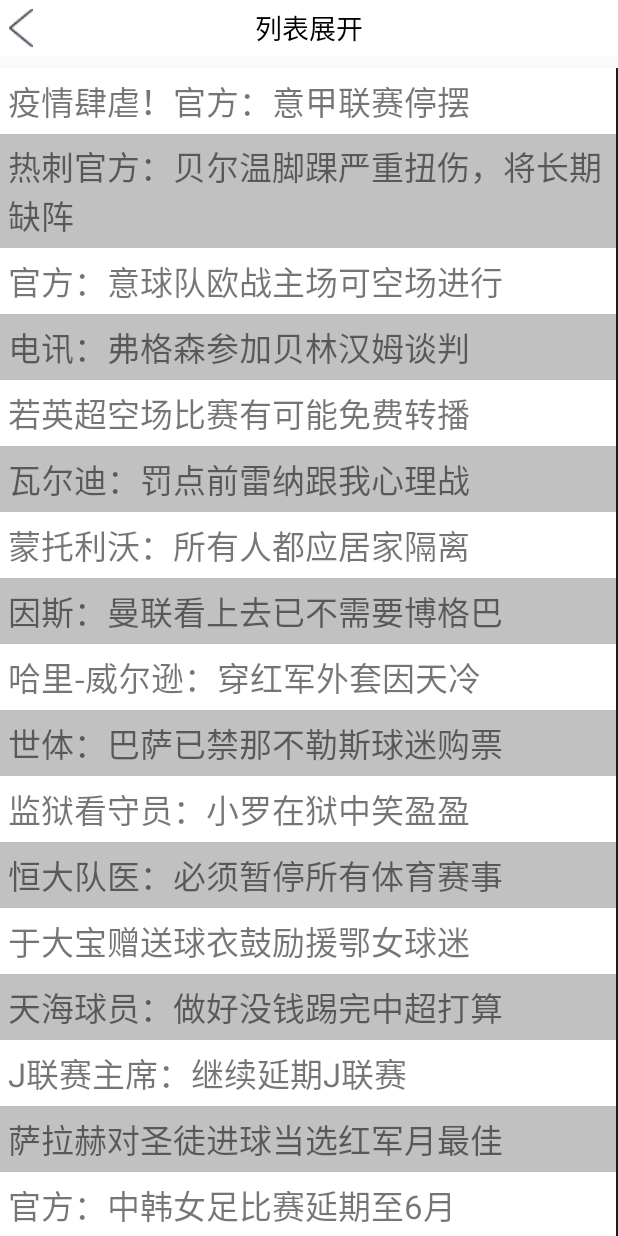
After one commit to xinshengBoy/SimpleDemo3, an Android app: the RecyclerItemOpenActivity screen opened directly, with no data from a screen before it, on a phone screen of 412 x 824 dp. The commit adds this screen. Run offline under Robolectric (Android 15) with nearby library versions, the phone set to English and light mode, and no system bars; libraries missing offline, so code that uses them is left out: com.github.promeg.pinyinhelper, com.github.promeg.tinypinyin; pictures from the network do not load; 2 statements that could not run were skipped.

Commit message:
新增recyclerview的列表展开功能和将汉字转换成拼音的功能

```diff
--- a/app/build.gradle
+++ b/app/build.gradle
@@ -66,4 +66,7 @@
     api 'com.github.yhaolpz:FloatWindow:1.0.9'
     //搜索框
     api 'com.github.a237821375:LtEditSpinner:v1.1'
+    //汉字转拼音
+    api 'com.github.promeg:tinypinyin:2.0.3'
+    api 'com.github.promeg:tinypinyin-lexicons-android-cncity:2.0.3'
 }
--- a/app/src/main/AndroidManifest.xml
+++ b/app/src/main/AndroidManifest.xml
@@ -202,6 +202,7 @@
         <activity android:name=".activity.CreateSealActivity"
             android:label="@string/ic_seal"
             android:screenOrientation="portrait"  />
+        <activity android:name=".activity.RecyclerItemOpenActivity" />
 
         <service android:name=".adapter.OpenAppService" />
         <!--闹钟接收器-->
--- a/app/src/main/java/com/yks/simpledemo3/activity/MainActivity.java
+++ b/app/src/main/java/com/yks/simpledemo3/activity/MainActivity.java
@@ -70,7 +70,7 @@
                                         R.id.record_footline_layout,R.id.wether_report_layout,R.id.time_down_layout,R.id.scroll_select_layout,
                                         R.id.suitlines_layout,R.id.zoom_image_layout,R.id.gobang_layout,R.id.tetris_layout,
                                         R.id.chinese_chess_layout,R.id.puzzle_image_layout,R.id.repeate_read_layout,R.id.alarm_clock_layout,
-                                        R.id.create_seal_layout};
+                                        R.id.create_seal_layout,R.id.recycler_item_open_layout};
     private final Class [] classes = new Class[]{ChannelSortActivity.class,DrawableActivity.class,AppBayLayoutActivity.class,SafeKeyBoardActivity.class,
                                                 MessageVerificationActivity.class,XiaomiStepClockActivity.class,DialogFragmentActivity.class,WindWillActivity.class,
                                                 SuperButtonActivity.class,WaterPictureActivity.class,TimingTaskActivity.class,ExportCSVActivity.class,
@@ -83,7 +83,7 @@
                                                 RecordFootLineActivity.class,WeatherReportActivity.class,TimeDownActivity.class,ScrollSelectActivity.class,
                                                 SuitLinesActivity.class,ZoomImageActivity.class,GobangActivity.class,TetrisActivity.class,
                                                 ChineseChessActivity.class,PuzzleImageActivity.class,RepeateReadActivity.class,AlarmClockActivity.class,
-                                                CreateSealActivity.class};
+                                                CreateSealActivity.class,RecyclerItemOpenActivity.class};
     @Override
     public void onCreate(Bundle savedInstanceState) {
         super.onCreate(savedInstanceState);
--- /dev/null
+++ b/app/src/main/java/com/yks/simpledemo3/activity/RecyclerItemOpenActivity.java
@@ -0,0 +1,198 @@
+package com.yks.simpledemo3.activity;
+
+import android.app.Activity;
+import android.content.Context;
+import android.os.Bundle;
+import android.support.v7.widget.DividerItemDecoration;
+import android.support.v7.widget.LinearLayoutManager;
+import android.support.v7.widget.RecyclerView;
+import android.view.View;
+import android.widget.LinearLayout;
+import android.widget.TextView;
+
+import com.github.promeg.pinyinhelper.Pinyin;
+import com.github.promeg.tinypinyin.lexicons.android.cncity.CnCityDict;
+import com.yks.simpledemo3.R;
+import com.yks.simpledemo3.adapter.BaseRecyclerAdapter;
+import com.yks.simpledemo3.bean.ItemOpenBean;
+import com.yks.simpledemo3.view.MyActionBar;
+
+import java.util.ArrayList;
+import java.util.List;
+
+/**
+ * 描述：列表展开
+ * 作者：zzh
+ * time:2020/03/10
+ * 汉字转拼音功能：https://github.com/promeG/TinyPinyin
+ */
+public class RecyclerItemOpenActivity extends Activity {
+
+    private Activity mActivity = RecyclerItemOpenActivity.this;
+    private Context mContext = RecyclerItemOpenActivity.this;
+    private List<ItemOpenBean> mList = new ArrayList<>();
+    private ItemOpenAdapter adapter;
+    @Override
+    protected void onCreate(Bundle savedInstanceState) {
+        super.onCreate(savedInstanceState);
+        setContentView(R.layout.activity_recycler_item_open);
+
+        Pinyin.init(Pinyin.newConfig().with(CnCityDict.getInstance(mContext)));
+        initData();
+        initView();
+    }
+
+    private void initView() {
+        LinearLayout title_layout = findViewById(R.id.headerLayout);
+        MyActionBar.show(mActivity, title_layout, "列表展开", "", false);
+
+        RecyclerView recycler_open = findViewById(R.id.recycler_open);
+        adapter = new ItemOpenAdapter(mList);
+        LinearLayoutManager manager = new LinearLayoutManager(mContext);
+        manager.setOrientation(LinearLayoutManager.VERTICAL);
+        recycler_open.setLayoutManager(manager);
+        recycler_open.addItemDecoration(new DividerItemDecoration(mContext,DividerItemDecoration.HORIZONTAL));//默认的分割线
+        recycler_open.setAdapter(adapter);
+    }
+
+    private class ItemOpenAdapter extends BaseRecyclerAdapter<ItemOpenBean>{
+
+        ItemOpenAdapter(List<ItemOpenBean> mDatas) {
+            super(mDatas, R.layout.item_recycler_open);
+        }
+
+        @Override
+        protected void bindData(BaseViewHolder holder, final int position, ItemOpenBean itemOpenBean) {
+            LinearLayout item_open_lyout = (LinearLayout) holder.getView(R.id.item_open_lyout);
+            TextView txt_item_open_title = (TextView) holder.getView(R.id.txt_item_open_title);
+            final TextView txt_item_open_content = (TextView) holder.getView(R.id.txt_item_open_content);
+
+            txt_item_open_title.setText(itemOpenBean.getTitle());
+            //todo 添加将汉字转拼音的功能
+            String pinyinText = Pinyin.toPinyin(itemOpenBean.getContent()," ").toLowerCase();
+            txt_item_open_content.setText(itemOpenBean.getContent()+"\n"+ pinyinText);
+
+            item_open_lyout.setBackgroundColor(position % 2 == 0 ? getResources().getColor(R.color.colorWhite) : getResources().getColor(R.color.colorGray3));
+
+            item_open_lyout.setOnClickListener(new View.OnClickListener() {
+                @Override
+                public void onClick(View v) {
+                    if (mList.get(position).isShow()){
+                        txt_item_open_content.setVisibility(View.GONE);
+                        mList.get(position).setShow(false);
+                    }else {
+                        txt_item_open_content.setVisibility(View.VISIBLE);
+                        mList.get(position).setShow(true);
+                    }
+                }
+            });
+        }
+    }
+
+    private void initData(){
+        ItemOpenBean bean1 = new ItemOpenBean();
+        bean1.setTitle("疫情肆虐！官方：意甲联赛停摆");
+        bean1.setContent("直播吧3月10日讯 意大利总理孔特在电视讲话中宣布，全意大利的体育活动暂停，直至4月3日。");
+        bean1.setShow(false);
+        mList.add(bean1);
+        ItemOpenBean bean2 = new ItemOpenBean();
+        bean2.setTitle("热刺官方：贝尔温脚踝严重扭伤，将长期缺阵");
+        bean2.setContent("直播吧3月10日讯 热刺官方消息，球队边锋贝尔温左脚踝严重扭伤，将长期缺阵。穆里尼奥在对莱比锡新闻发布会上表示：“不指望贝尔温本赛季能重返赛场。”");
+        bean2.setShow(false);
+        mList.add(bean2);
+        ItemOpenBean bean3 = new ItemOpenBean();
+        bean3.setTitle("官方：意球队欧战主场可空场进行");
+        bean3.setContent("直播吧3月10日讯 意大利总理孔特在电视讲话中宣布，全意大利的教育和体育活动暂停，直至4月3日。但是，意大利政府在颁布的法令中表示，意大利国内赛事暂停并不影响欧战，欧战比赛可以空场进行。");
+        bean3.setShow(false);
+        mList.add(bean3);
+        ItemOpenBean bean4 = new ItemOpenBean();
+        bean4.setTitle("电讯：弗格森参加贝林汉姆谈判");
+        bean4.setContent("直播吧3月10日讯 根据英国媒体《每日电讯报》的报道，周一曼联与贝林汉姆的父母进行了会面，红魔传奇教头弗格森也在场陪同，目的就是为了说服这名中场小将加盟老特拉福德。");
+        bean4.setShow(false);
+        mList.add(bean4);
+        ItemOpenBean bean5 = new ItemOpenBean();
+        bean5.setTitle("若英超空场比赛有可能免费转播");
+        bean5.setContent("直播吧3月10日讯 据《邮报》消息，英超俱乐部已经和转播方展开讨论，商讨英超在空场的情况下进行免费直播的可能性。周一英超官方与政府体育文化部门、转播方召开会议，约有60人参加会议。目前的情况下，英超被告知比赛无需延期或者空场进行。");
+        bean5.setShow(false);
+        mList.add(bean5);
+        ItemOpenBean bean6 = new ItemOpenBean();
+        bean6.setTitle("瓦尔迪：罚点前雷纳跟我心理战");
+        bean6.setContent("今天凌晨的英超比赛，莱斯特城主场4-0大胜阿斯顿维拉，巩固了球队在积分榜第三的位置。头号射手瓦尔迪本场复出，并打进两球");
+        bean6.setShow(false);
+        mList.add(bean6);
+        ItemOpenBean bean7 = new ItemOpenBean();
+        bean7.setTitle("蒙托利沃：所有人都应居家隔离");
+        bean7.setContent("这是今天的新冠疫情确诊人数，就在过去短短的24小时内发生了什么？现在你们是否明白我们已经要崩溃了？现在你们是否懂得居家隔离的重要性？");
+        bean7.setShow(false);
+        mList.add(bean7);
+        ItemOpenBean bean8 = new ItemOpenBean();
+        bean8.setTitle("因斯：曼联看上去已不需要博格巴 ");
+        bean8.setContent("直播吧3月10日讯 曼联名宿保罗-因斯在接受Paddy Power News采访时表示，曼联有了布鲁诺-费尔南德斯之后，感觉他们已经不再需要博格巴，即使博格巴复出，他也需要为自己的位置而战。");
+        bean8.setShow(false);
+        mList.add(bean8);
+        ItemOpenBean bean9 = new ItemOpenBean();
+        bean9.setTitle("哈里-威尔逊：穿红军外套因天冷 ");
+        bean9.setContent("在周末伯恩茅斯与利物浦的比赛中，租借在伯恩茅斯效力的红军球员哈里-威尔逊被拍到穿着利物浦外套坐在场下，这引起了球迷的不满，对此他做出了解释");
+        bean9.setShow(false);
+        mList.add(bean9);
+        ItemOpenBean bean10 = new ItemOpenBean();
+        bean10.setTitle("世体：巴萨已禁那不勒斯球迷购票  ");
+        bean10.setContent("巴萨将于今日会晤加泰卫生署，商讨欧冠次回合主场对阵那不勒斯的比赛是否空场进行。此外，目前巴萨已禁止客队球迷购票");
+        bean10.setShow(false);
+        mList.add(bean10);
+        ItemOpenBean bean11 = new ItemOpenBean();
+        bean11.setTitle("监狱看守员：小罗在狱中笑盈盈");
+        bean11.setContent("小罗因护照造假被巴拉圭拘留。不幸中的万幸是，小罗很快就适应了监狱的生活，并且保持着很好的精神状态");
+        bean11.setShow(false);
+        mList.add(bean11);
+        ItemOpenBean bean12 = new ItemOpenBean();
+        bean12.setTitle("恒大队医：必须暂停所有体育赛事");
+        bean12.setContent("卡斯特拉齐表示中国对新冠疫情的反应很快并迅速让中超延期，而且没有造成舆论压力，现在意大利必须迅速停止一切体育赛事");
+        bean12.setShow(false);
+        mList.add(bean12);
+        ItemOpenBean bean13 = new ItemOpenBean();
+        bean13.setTitle("于大宝赠送球衣鼓励援鄂女球迷 ");
+        bean13.setContent("今晚，国安球员于大宝在社交平台发文，向支援武汉一线的国安女球迷医护人员送上了鼓励");
+        bean13.setShow(false);
+        mList.add(bean13);
+        ItemOpenBean bean14 = new ItemOpenBean();
+        bean14.setTitle("天海球员：做好没钱踢完中超打算");
+        bean14.setContent("我们都做好了在几乎没钱的情况下，过穷日子、苦日子自己踢完中超这个赛季的打算，如果你们愿意来投资");
+        bean14.setShow(false);
+        mList.add(bean14);
+        ItemOpenBean bean15 = new ItemOpenBean();
+        bean15.setTitle("J联赛主席：继续延期J联赛");
+        bean15.setContent("然而疫情影响未见消退，日前J联赛主席村井满接受采访时表示，J联赛俱乐部已一致同意继续推迟比赛。");
+        bean15.setShow(false);
+        mList.add(bean15);
+        ItemOpenBean bean16 = new ItemOpenBean();
+        bean16.setTitle("萨拉赫对圣徒进球当选红军月最佳");
+        bean16.setContent("利物浦官方公布了队内二月最佳进球的评选结果，萨拉赫对阵南安普顿时的进球顺利当选。");
+        bean16.setShow(false);
+        mList.add(bean16);
+        ItemOpenBean bean17 = new ItemOpenBean();
+        bean17.setTitle("官方：中韩女足比赛延期至6月");
+        bean17.setContent("今天早些时候亚足联官方确认中韩女足奥预赛将在首回合比赛在4月9日，次回合比赛在4月14日，具体的比赛地点还未确认。");
+        bean17.setShow(false);
+        mList.add(bean17);
+        ItemOpenBean bean18 = new ItemOpenBean();
+        bean18.setTitle("记者：山东省体改造因疫情推迟");
+        bean18.setContent("由于济南奥体中心将为了2021年世俱杯进行大规模维修改造，因此鲁能新赛季的主场将迁回省体育中心体育场，这也得到了山东省体官方公众号的确认。");
+        bean18.setShow(false);
+        mList.add(bean18);
+        ItemOpenBean bean19 = new ItemOpenBean();
+        bean19.setTitle("不服老！75岁埃及球员点射破门");
+        bean19.setContent("75岁的埃及球员伊兹-埃尔丁-巴哈德（Ezz El-Din Bahader）是世界足坛年纪最大的职业球员，他在去年年末的处子秀中攻入一粒点球，帮助球队1-1战平对手。");
+        bean19.setShow(false);
+        mList.add(bean19);
+    }
+
+    @Override
+    protected void onDestroy() {
+        super.onDestroy();
+        if (mList != null && mList.size() != 0){
+            mList.clear();
+            mList = null;
+        }
+    }
+}
--- /dev/null
+++ b/app/src/main/java/com/yks/simpledemo3/bean/ItemOpenBean.java
@@ -0,0 +1,37 @@
+package com.yks.simpledemo3.bean;
+
+/**
+ * 描述：列表展开bean
+ * 作者：zzh
+ * time:2020/03/10
+ */
+public class ItemOpenBean {
+
+    private String title;
+    private String content;
+    private boolean isShow;
+
+    public String getTitle() {
+        return title;
+    }
+
+    public void setTitle(String title) {
+        this.title = title;
+    }
+
+    public String getContent() {
+        return content;
+    }
+
+    public void setContent(String content) {
+        this.content = content;
+    }
+
+    public boolean isShow() {
+        return isShow;
+    }
+
+    public void setShow(boolean show) {
+        isShow = show;
+    }
+}
--- /dev/null
+++ b/app/src/main/res/drawable/ic_item_open.xml
@@ -0,0 +1,6 @@
+<vector android:autoMirrored="true" android:height="64dp"
+    android:viewportHeight="1024" android:viewportWidth="1024"
+    android:width="64dp" xmlns:android="http://schemas.android.com/apk/res/android">
+    <path android:fillColor="#FF000000" android:pathData="M825.05,98.38h-57.72v55.74c0,38.21 -43.37,69.48 -81.71,69.48L337.05,223.59c-38.34,0 -82.71,-31.26 -82.71,-69.48L254.33,98.38h-56.72c-38.34,0 -69.71,31.26 -69.71,69.48v690.04c0,38.21 31.37,69.48 69.71,69.48h627.44c38.34,0 69.71,-31.26 69.71,-69.48L894.77,167.85c0,-38.21 -31.37,-69.48 -69.71,-69.48zM741.3,552.6L529.27,760.36a17.64,17.64 0,0 1,-6.02 3.21,34.1 34.1,0 0,1 -34.9,-4.81L280.53,549.99c-11.15,-10.7 -9.98,-28.03 1.88,-38.7 11.91,-10.72 28.51,-7.07 40.64,3.4L512.02,703.79l189.96,-190.1c12.36,-12.02 28.36,-12.64 39.82,-2.4 10.7,9.57 14.92,26 -0.5,41.31zM741.36,360.7L529.34,568.46a17.64,17.64 0,0 1,-6.02 3.21,34.1 34.1,0 0,1 -34.9,-4.81L280.6,358.09c-11.15,-10.7 -9.98,-28.03 1.88,-38.7 11.91,-10.72 28.51,-7.07 40.64,3.4L512.09,511.89l189.96,-190.1c12.36,-12.02 28.36,-12.64 39.82,-2.4 10.7,9.57 14.92,26 -0.5,41.31z"/>
+    <path android:fillColor="#FF000000" android:pathData="M684.15,167.51H335.57c-20.92,0 -34.86,-13.89 -34.86,-34.74 0,-20.84 13.94,-34.74 34.86,-34.74h348.58c20.92,0 34.86,13.9 34.86,34.74 0,20.84 -13.94,34.74 -34.86,34.74z"/>
+</vector>
--- /dev/null
+++ b/app/src/main/res/layout/activity_recycler_item_open.xml
@@ -0,0 +1,14 @@
+<?xml version="1.0" encoding="utf-8"?>
+<LinearLayout
+    xmlns:android="http://schemas.android.com/apk/res/android"
+    android:layout_width="match_parent"
+    android:layout_height="match_parent"
+    android:orientation="vertical">
+    <include
+        android:id="@+id/headerLayout"
+        layout="@layout/layout_header"/>
+    <android.support.v7.widget.RecyclerView
+        android:id="@+id/recycler_open"
+        android:layout_width="match_parent"
+        android:layout_height="match_parent"/>
+</LinearLayout>
--- a/app/src/main/res/layout/content_main.xml
+++ b/app/src/main/res/layout/content_main.xml
@@ -378,12 +378,12 @@
                 style="@style/menuItemStyle"
                 imageText:myImageResource="@drawable/ic_seal"
                 imageText:myTextContent="@string/ic_seal" />
-<!--            &lt;!&ndash;拼图游戏&ndash;&gt;-->
-<!--            <com.yks.simpledemo3.view.MenuItemView-->
-<!--                android:id="@+id/puzzle_image_layout"-->
-<!--                style="@style/menuItemStyle"-->
-<!--                imageText:myImageResource="@drawable/ic_puzzle_image"-->
-<!--                imageText:myTextContent="@string/ic_puzzle_image" />-->
+            <!--列表展开和关闭-->
+            <com.yks.simpledemo3.view.MenuItemView
+                android:id="@+id/recycler_item_open_layout"
+                style="@style/menuItemStyle"
+                imageText:myImageResource="@drawable/ic_item_open"
+                imageText:myTextContent="@string/ic_item_open" />
 <!--            &lt;!&ndash;连连看&ndash;&gt;-->
 <!--            <com.yks.simpledemo3.view.MenuItemView-->
 <!--                android:id="@+id/repeate_read_layout"-->
@@ -399,7 +399,7 @@
             <View
                 android:layout_width="0dp"
                 android:layout_height="match_parent"
-                android:layout_weight="3" />
+                android:layout_weight="2" />
         </LinearLayout>
     </LinearLayout>
 
--- /dev/null
+++ b/app/src/main/res/layout/item_recycler_open.xml
@@ -0,0 +1,20 @@
+<?xml version="1.0" encoding="utf-8"?>
+<LinearLayout xmlns:android="http://schemas.android.com/apk/res/android"
+    android:layout_width="match_parent"
+    android:layout_height="wrap_content"
+    android:orientation="vertical"
+    android:id="@+id/item_open_lyout">
+    <TextView
+        android:id="@+id/txt_item_open_title"
+        android:layout_width="match_parent"
+        android:layout_height="wrap_content"
+        android:padding="5dp"
+        android:textSize="22sp"/>
+    <TextView
+        android:id="@+id/txt_item_open_content"
+        android:layout_width="match_parent"
+        android:layout_height="wrap_content"
+        android:padding="3dp"
+        android:textSize="16sp"
+        android:visibility="gone"/>
+</LinearLayout>
--- a/app/src/main/res/values/strings.xml
+++ b/app/src/main/res/values/strings.xml
@@ -87,6 +87,7 @@
     <string name="ic_repeate_read">连连看</string>
     <string name="ic_alarm_clock">闹钟</string>
     <string name="ic_seal">印章</string>
+    <string name="ic_item_open">列表展开</string>
 
     <string name="chu_river">楚河</string>
     <string name="chinese_border">汉界</string>
```
